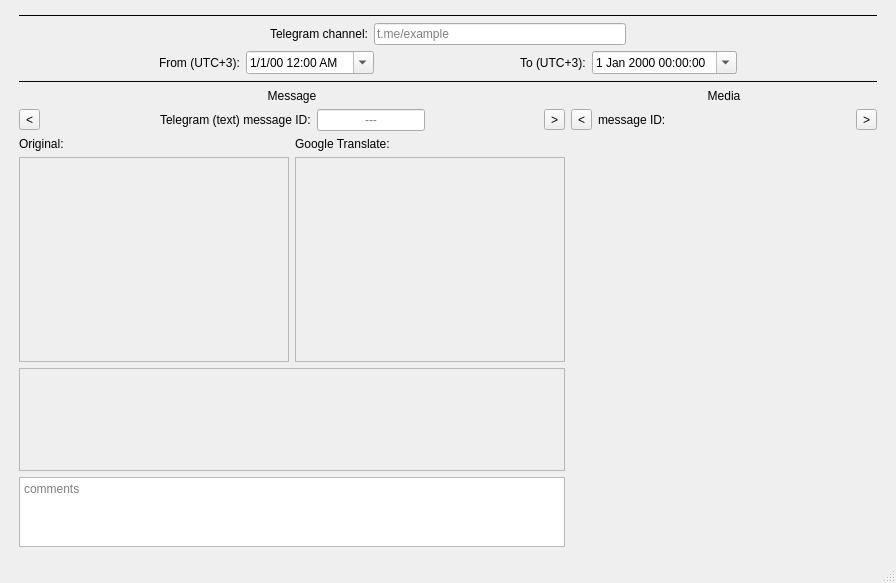
First picture: the form in GUI/resources/Main_window.ui, repository TobiasSchof/Telegram, before the edit.
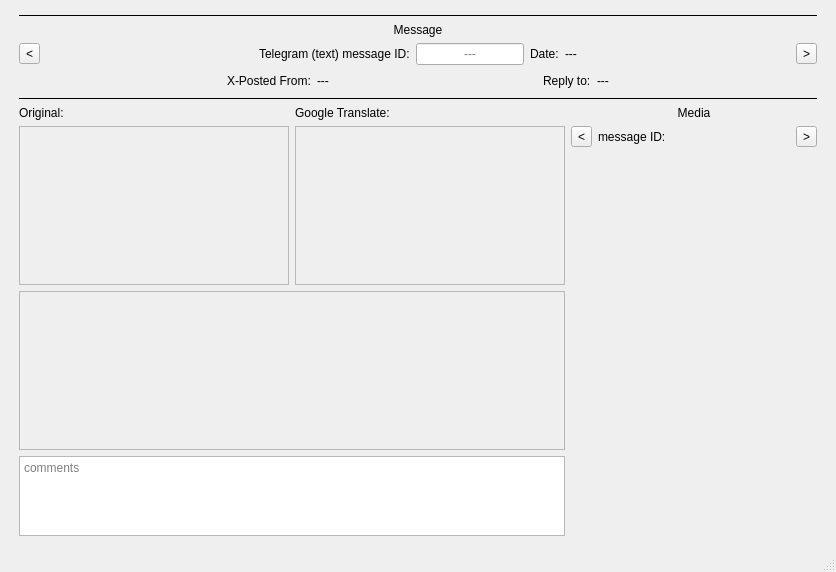
Second picture: the form after the edit. The open tabs and pages were chosen to show the change. Custom widgets are drawn as their Qt base class.

Commit message: Changed GUI to display date, xpost, and reply

Patch:
```diff
--- a/GUI/resources/Main_window.ui
+++ b/GUI/resources/Main_window.ui
@@ -6,8 +6,8 @@
    <rect>
     <x>0</x>
     <y>0</y>
-    <width>896</width>
-    <height>583</height>
+    <width>836</width>
+    <height>572</height>
    </rect>
   </property>
   <property name="windowTitle">
@@ -16,7 +16,7 @@
   <widget class="QWidget" name="centralwidget">
    <layout class="QVBoxLayout" name="verticalLayout_2">
     <item>
-     <layout class="QGridLayout" name="Main_layout" rowstretch="0,0,0,0,0,0,0,10,5,2" columnstretch="0,0,5">
+     <layout class="QGridLayout" name="Main_layout" rowstretch="0,0,0,0,0,0,10,10,5" columnstretch="0,0,0" rowminimumheight="0,0,0,0,0,0,0,0,0">
       <property name="leftMargin">
        <number>10</number>
       </property>
@@ -29,36 +29,114 @@
       <property name="bottomMargin">
        <number>5</number>
       </property>
-      <item row="7" column="0">
-       <widget class="QScrollArea" name="orig_scroll">
+      <item row="1" column="0" colspan="3">
+       <widget class="QLabel" name="msg_lbl">
+        <property name="text">
+         <string>Message</string>
+        </property>
+        <property name="alignment">
+         <set>Qt::AlignCenter</set>
+        </property>
+       </widget>
+      </item>
+      <item row="5" column="0">
+       <widget class="QLabel" name="orig_lbl">
+        <property name="text">
+         <string>Original:</string>
+        </property>
+       </widget>
+      </item>
+      <item row="6" column="1">
+       <widget class="QScrollArea" name="trans_scroll">
         <property name="minimumSize">
          <size>
           <width>270</width>
           <height>0</height>
          </size>
         </property>
-        <property name="frameShadow">
-         <enum>QFrame::Sunken</enum>
-        </property>
         <property name="widgetResizable">
          <bool>true</bool>
         </property>
         <property name="alignment">
          <set>Qt::AlignLeading|Qt::AlignLeft|Qt::AlignTop</set>
         </property>
-        <widget class="QWidget" name="scrollAreaWidgetContents_2">
+        <widget class="QWidget" name="scrollAreaWidgetContents">
          <property name="geometry">
           <rect>
            <x>0</x>
            <y>0</y>
            <width>268</width>
-           <height>145</height>
+           <height>125</height>
           </rect>
          </property>
         </widget>
        </widget>
       </item>
-      <item row="4" column="2" rowspan="6">
+      <item row="7" column="0" colspan="2">
+       <widget class="QScrollArea" name="tag_scroll_area">
+        <property name="horizontalScrollBarPolicy">
+         <enum>Qt::ScrollBarAlwaysOff</enum>
+        </property>
+        <property name="widgetResizable">
+         <bool>true</bool>
+        </property>
+        <widget class="QWidget" name="scrollAreaWidgetContents_3">
+         <property name="geometry">
+          <rect>
+           <x>0</x>
+           <y>0</y>
+           <width>548</width>
+           <height>125</height>
+          </rect>
+         </property>
+         <layout class="QGridLayout" name="gridLayout_2"/>
+        </widget>
+       </widget>
+      </item>
+      <item row="5" column="1">
+       <widget class="QLabel" name="trans_lbl">
+        <property name="text">
+         <string>Google Translate:</string>
+        </property>
+       </widget>
+      </item>
+      <item row="4" column="0" colspan="3">
+       <widget class="Line" name="line">
+        <property name="styleSheet">
+         <string notr="true"/>
+        </property>
+        <property name="frameShadow">
+         <enum>QFrame::Plain</enum>
+        </property>
+        <property name="orientation">
+         <enum>Qt::Horizontal</enum>
+        </property>
+       </widget>
+      </item>
+      <item row="0" column="0" colspan="3">
+       <widget class="Line" name="line_2">
+        <property name="styleSheet">
+         <string notr="true"/>
+        </property>
+        <property name="frameShadow">
+         <enum>QFrame::Plain</enum>
+        </property>
+        <property name="orientation">
+         <enum>Qt::Horizontal</enum>
+        </property>
+       </widget>
+      </item>
+      <item row="8" column="0" colspan="2">
+       <widget class="QPlainTextEdit" name="comment_box">
+        <property name="maximumBlockCount">
+         <number>0</number>
+        </property>
+        <property name="placeholderText">
+         <string>comments</string>
+        </property>
+       </widget>
+      </item>
+      <item row="5" column="2" rowspan="4">
        <layout class="QVBoxLayout" name="media_layout" stretch="0,0,5">
         <item>
          <widget class="QLabel" name="media_lbl">
@@ -123,178 +201,37 @@
         </item>
        </layout>
       </item>
-      <item row="4" column="0" colspan="2">
-       <widget class="QLabel" name="msg_lbl">
-        <property name="text">
-         <string>Message</string>
-        </property>
-        <property name="alignment">
-         <set>Qt::AlignCenter</set>
-        </property>
-       </widget>
-      </item>
-      <item row="3" column="0" colspan="3">
-       <widget class="Line" name="line">
-        <property name="styleSheet">
-         <string notr="true"/>
-        </property>
-        <property name="frameShadow">
-         <enum>QFrame::Plain</enum>
-        </property>
-        <property name="orientation">
-         <enum>Qt::Horizontal</enum>
-        </property>
-       </widget>
-      </item>
-      <item row="6" column="1">
-       <widget class="QLabel" name="trans_lbl">
-        <property name="text">
-         <string>Google Translate:</string>
-        </property>
-       </widget>
-      </item>
-      <item row="8" column="0" colspan="2">
-       <widget class="QScrollArea" name="tag_scroll_area">
-        <property name="horizontalScrollBarPolicy">
-         <enum>Qt::ScrollBarAlwaysOff</enum>
-        </property>
-        <property name="widgetResizable">
-         <bool>true</bool>
-        </property>
-        <widget class="QWidget" name="scrollAreaWidgetContents_3">
-         <property name="geometry">
-          <rect>
-           <x>0</x>
-           <y>0</y>
-           <width>548</width>
-           <height>77</height>
-          </rect>
-         </property>
-         <layout class="QGridLayout" name="gridLayout_2"/>
-        </widget>
-       </widget>
-      </item>
-      <item row="2" column="0" colspan="3">
-       <layout class="QHBoxLayout" name="date_rng_layout">
-        <item>
-         <spacer name="left_date_rng_spacer">
-          <property name="orientation">
-           <enum>Qt::Horizontal</enum>
-          </property>
-          <property name="sizeHint" stdset="0">
-           <size>
-            <width>40</width>
-            <height>20</height>
-           </size>
-          </property>
-         </spacer>
-        </item>
-        <item>
-         <widget class="QLabel" name="date_from_lbl">
-          <property name="maximumSize">
-           <size>
-            <width>16777215</width>
-            <height>25</height>
-           </size>
-          </property>
-          <property name="text">
-           <string>From (UTC+3):</string>
-          </property>
-         </widget>
-        </item>
-        <item>
-         <widget class="QDateTimeEdit" name="date_from">
-          <property name="displayFormat">
-           <string>M/d/yy h:mm AP</string>
-          </property>
-          <property name="calendarPopup">
-           <bool>true</bool>
-          </property>
-         </widget>
-        </item>
-        <item>
-         <spacer name="center_date_rng_spacer">
-          <property name="orientation">
-           <enum>Qt::Horizontal</enum>
-          </property>
-          <property name="sizeHint" stdset="0">
-           <size>
-            <width>40</width>
-            <height>20</height>
-           </size>
-          </property>
-         </spacer>
-        </item>
-        <item>
-         <widget class="QLabel" name="date_to_lbl">
-          <property name="maximumSize">
-           <size>
-            <width>16777215</width>
-            <height>25</height>
-           </size>
-          </property>
-          <property name="text">
-           <string>To (UTC+3):</string>
-          </property>
-         </widget>
-        </item>
-        <item>
-         <widget class="QDateTimeEdit" name="date_to">
-          <property name="calendarPopup">
-           <bool>true</bool>
-          </property>
-         </widget>
-        </item>
-        <item>
-         <spacer name="right_date_rng_spacer">
-          <property name="orientation">
-           <enum>Qt::Horizontal</enum>
-          </property>
-          <property name="sizeHint" stdset="0">
-           <size>
-            <width>40</width>
-            <height>20</height>
-           </size>
-          </property>
-         </spacer>
-        </item>
-       </layout>
-      </item>
       <item row="6" column="0">
-       <widget class="QLabel" name="orig_lbl">
-        <property name="text">
-         <string>Original:</string>
-        </property>
-       </widget>
-      </item>
-      <item row="7" column="1">
-       <widget class="QScrollArea" name="trans_scroll">
+       <widget class="QScrollArea" name="orig_scroll">
         <property name="minimumSize">
          <size>
           <width>270</width>
           <height>0</height>
          </size>
         </property>
+        <property name="frameShadow">
+         <enum>QFrame::Sunken</enum>
+        </property>
         <property name="widgetResizable">
          <bool>true</bool>
         </property>
         <property name="alignment">
          <set>Qt::AlignLeading|Qt::AlignLeft|Qt::AlignTop</set>
         </property>
-        <widget class="QWidget" name="scrollAreaWidgetContents">
+        <widget class="QWidget" name="scrollAreaWidgetContents_2">
          <property name="geometry">
           <rect>
            <x>0</x>
            <y>0</y>
            <width>268</width>
-           <height>145</height>
+           <height>125</height>
           </rect>
          </property>
         </widget>
        </widget>
       </item>
-      <item row="5" column="0" colspan="2">
-       <layout class="QHBoxLayout" name="msg_info_layout" stretch="0,10,0,0,10,0">
+      <item row="2" column="0" colspan="3">
+       <layout class="QHBoxLayout" name="msg_info_layout" stretch="0,10,0,0,0,0,10,0">
         <item>
          <widget class="QToolButton" name="prev_msg_btn">
           <property name="text">
@@ -332,6 +269,26 @@
           </property>
          </widget>
         </item>
+        <item>
+         <widget class="QLabel" name="date_lbl">
+          <property name="text">
+           <string>Date:</string>
+          </property>
+         </widget>
+        </item>
+        <item>
+         <widget class="QLabel" name="date">
+          <property name="sizePolicy">
+           <sizepolicy hsizetype="Preferred" vsizetype="Preferred">
+            <horstretch>0</horstretch>
+            <verstretch>0</verstretch>
+           </sizepolicy>
+          </property>
+          <property name="text">
+           <string>---</string>
+          </property>
+         </widget>
+        </item>
         <item>
          <spacer name="horizontalspacer3_msginfo">
           <property name="orientation">
@@ -354,8 +311,8 @@
         </item>
        </layout>
       </item>
-      <item row="1" column="0" colspan="3">
-       <layout class="QHBoxLayout" name="chnl_layout">
+      <item row="3" column="0" colspan="3">
+       <layout class="QHBoxLayout" name="horizontalLayout">
         <item>
          <spacer name="left_chnl_spacer">
           <property name="orientation">
@@ -370,26 +327,44 @@
          </spacer>
         </item>
         <item>
-         <widget class="QLabel" name="chnl_lbl">
-          <property name="maximumSize">
+         <widget class="QLabel" name="xpost_lbl">
+          <property name="text">
+           <string>X-Posted From:</string>
+          </property>
+         </widget>
+        </item>
+        <item>
+         <widget class="QLabel" name="xpost">
+          <property name="text">
+           <string>---</string>
+          </property>
+         </widget>
+        </item>
+        <item>
+         <spacer name="horizontalSpacer_2">
+          <property name="orientation">
+           <enum>Qt::Horizontal</enum>
+          </property>
+          <property name="sizeHint" stdset="0">
            <size>
-            <width>16777215</width>
-            <height>25</height>
+            <width>40</width>
+            <height>20</height>
            </size>
           </property>
+         </spacer>
+        </item>
+        <item>
+         <widget class="QLabel" name="reply_lbl">
           <property name="text">
-           <string>Telegram channel:</string>
+           <string>Reply to:</string>
           </property>
          </widget>
         </item>
         <item>
-         <widget class="QLineEdit" name="chnl">
-          <property name="styleSheet">
-           <string notr="true"/>
+         <widget class="QLabel" name="reply">
+          <property name="text">
+           <string>---</string>
           </property>
-          <property name="placeholderText">
-           <string>t.me/example</string>
-          </property>
          </widget>
         </item>
         <item>
@@ -407,29 +382,6 @@
         </item>
        </layout>
       </item>
-      <item row="9" column="0" colspan="2">
-       <widget class="QPlainTextEdit" name="comment_box">
-        <property name="maximumBlockCount">
-         <number>0</number>
-        </property>
-        <property name="placeholderText">
-         <string>comments</string>
-        </property>
-       </widget>
-      </item>
-      <item row="0" column="0" colspan="3">
-       <widget class="Line" name="line_2">
-        <property name="styleSheet">
-         <string notr="true"/>
-        </property>
-        <property name="frameShadow">
-         <enum>QFrame::Plain</enum>
-        </property>
-        <property name="orientation">
-         <enum>Qt::Horizontal</enum>
-        </property>
-       </widget>
-      </item>
      </layout>
     </item>
    </layout>
```
Left out of the diff: 8 changed lines with no effect on the pictures. The commit also changes 3 other files.
